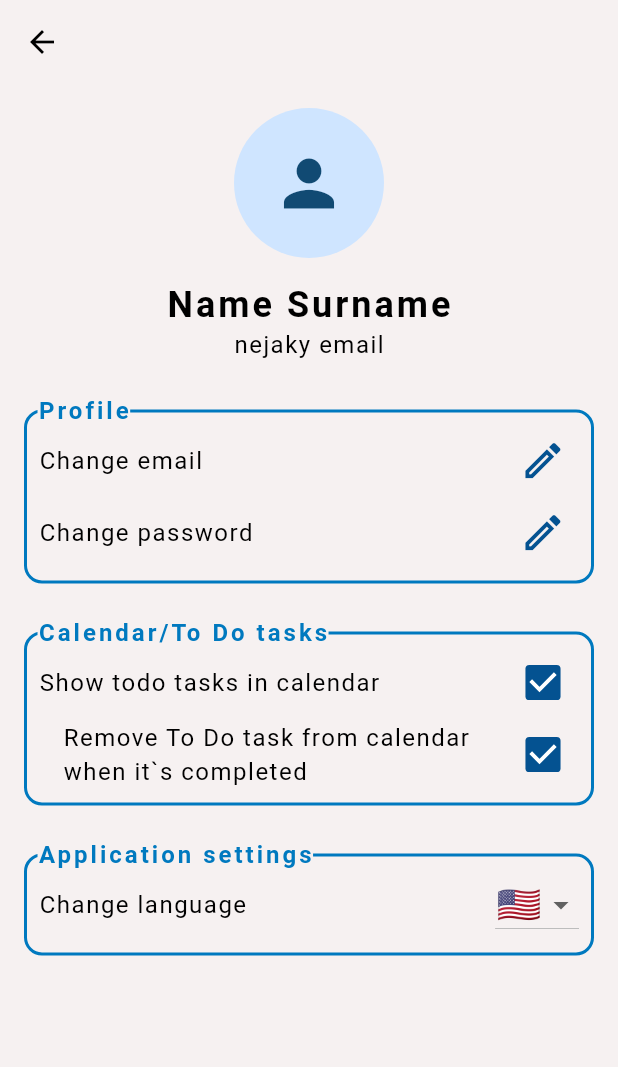
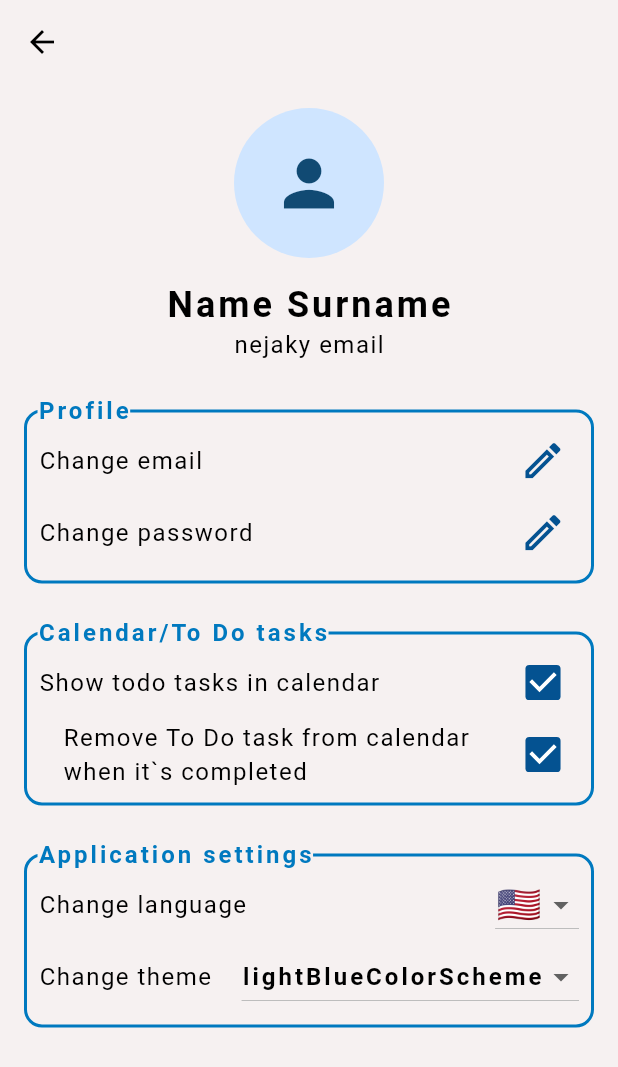
Before and after one commit to adrianlicko/Flutter-Django-calendar-app, a Flutter app: the screen it shows after launch, after a tap on "Profile", on a phone screen of 412 x 824 dp. Shown: the top 1067 px of the screen. Run offline on Flutter 3.47's test engine with Material 3 defaults, Android fonts, the light colour scheme and no system bars; our stand-ins replace go_router; generated files the repository leaves out were written again.

Commit message:
add option to select different color themes

```diff
--- a/frontend/lib/l10n/app_en.arb
+++ b/frontend/lib/l10n/app_en.arb
@@ -13,5 +13,6 @@
   "showTodoTasksInCalendar": "Show todo tasks in calendar",
   "removeTodoFromCalendarWhenCompleted": "Remove To Do task from calendar when it`s completed",
   "applicationSettings": "Application settings",
-  "changeLanguage": "Change language"
+  "changeLanguage": "Change language",
+  "changeTheme": "Change theme"
 }
--- a/frontend/lib/l10n/app_sk.arb
+++ b/frontend/lib/l10n/app_sk.arb
@@ -13,5 +13,6 @@
   "showTodoTasksInCalendar": "Zobraziť To Do úlohy v kalendáry",
   "removeTodoFromCalendarWhenCompleted": "Vymazať To Do úlohu z kalendára po jej dokončení",
   "applicationSettings": "Nastavenia aplikácie",
-  "changeLanguage": "Zmeniť jazyk"
+  "changeLanguage": "Zmeniť jazyk",
+  "changeTheme": "Zmeniť tému"
 }
--- a/frontend/lib/main.dart
+++ b/frontend/lib/main.dart
@@ -2,16 +2,18 @@ import 'package:flutter/material.dart';
 import 'package:flutter_localizations/flutter_localizations.dart';
 import 'package:frontend/l10n/l10n.dart';
 import 'package:frontend/providers/locale_provider.dart';
-import 'package:frontend/theme/all_themes.dart';
-import 'package:frontend/theme/app_theme.dart';
+import 'package:frontend/providers/theme_provider.dart';
 import 'package:frontend/app_router.dart';
 import 'package:provider/provider.dart';
 import 'package:flutter_gen/gen_l10n/app_localizations.dart';
 
 void main() {
   runApp(
-    ChangeNotifierProvider(
-      create: (_) => LocaleProvider(),
+    MultiProvider(
+      providers: [
+        ChangeNotifierProvider(create: (_) => LocaleProvider()),
+        ChangeNotifierProvider(create: (_) => ThemeProvider()),
+      ],
       child: const MyApp(),
     ),
   );
@@ -24,6 +26,7 @@ class MyApp extends StatelessWidget {
   @override
   Widget build(BuildContext context) {
     final localeProvider = Provider.of<LocaleProvider>(context);
+    final themeProvider = Provider.of<ThemeProvider>(context);
 
     return MaterialApp.router(
       locale: localeProvider.locale,
@@ -36,7 +39,7 @@ class MyApp extends StatelessWidget {
       ],
       debugShowCheckedModeBanner: false,
       routerConfig: router,
-      theme: AppTheme.getThemeFromColors(AllAppColors.lightBlueColorScheme),
+      theme: themeProvider.themeData,
     );
   }
 }
--- /dev/null
+++ b/frontend/lib/providers/theme_provider.dart
@@ -0,0 +1,16 @@
+import 'package:flutter/material.dart';
+import 'package:frontend/theme/all_themes.dart';
+import 'package:frontend/theme/app_theme.dart';
+
+class ThemeProvider extends ChangeNotifier {
+  AllAppColors _currentTheme = AllAppColors.lightBlueColorScheme;
+
+  ThemeData get themeData => AppTheme.getThemeFromColors(_currentTheme);
+
+  AllAppColors get currentTheme => _currentTheme;
+
+  void setTheme(AllAppColors theme) {
+    _currentTheme = theme;
+    notifyListeners();
+  }
+}
--- a/frontend/lib/screens/profile_screen.dart
+++ b/frontend/lib/screens/profile_screen.dart
@@ -2,6 +2,7 @@ import 'package:flutter/material.dart';
 import 'package:frontend/app_scaffold.dart';
 import 'package:frontend/l10n/l10n.dart';
 import 'package:frontend/providers/locale_provider.dart';
+import 'package:frontend/providers/theme_provider.dart';
 import 'package:frontend/theme/all_themes.dart';
 import 'package:frontend/theme/app_theme.dart';
 import 'package:provider/provider.dart';
@@ -92,6 +93,7 @@ class _ProfileScreenState extends State<ProfileScreen> {
 
   Widget _buildSections() {
     final localeProvider = Provider.of<LocaleProvider>(context);
+    final themeProvider = Provider.of<ThemeProvider>(context);
 
     return Column(
       children: [
@@ -129,7 +131,25 @@ class _ProfileScreenState extends State<ProfileScreen> {
                 );
               }).toList(),
             ),
-          )
+          ),
+          _buildDropdownOption(
+            title: AppLocalizations.of(context)!.changeTheme,
+            dropdownButton: DropdownButton<AllAppColors>(
+              value: themeProvider.currentTheme,
+              onChanged: (AllAppColors? newTheme) {
+                if (newTheme != null) {
+                  themeProvider.setTheme(newTheme);
+                }
+              },
+              items: AllAppColors.values.map((AllAppColors theme) {
+                return DropdownMenuItem(
+                  value: theme,
+                  child: Text(theme.toString().split('.').last,
+                      style: Theme.of(context).textTheme.titleSmall!.copyWith(color: Colors.black)),
+                );
+              }).toList(),
+            ),
+          ),
         ])
       ],
     );
```
